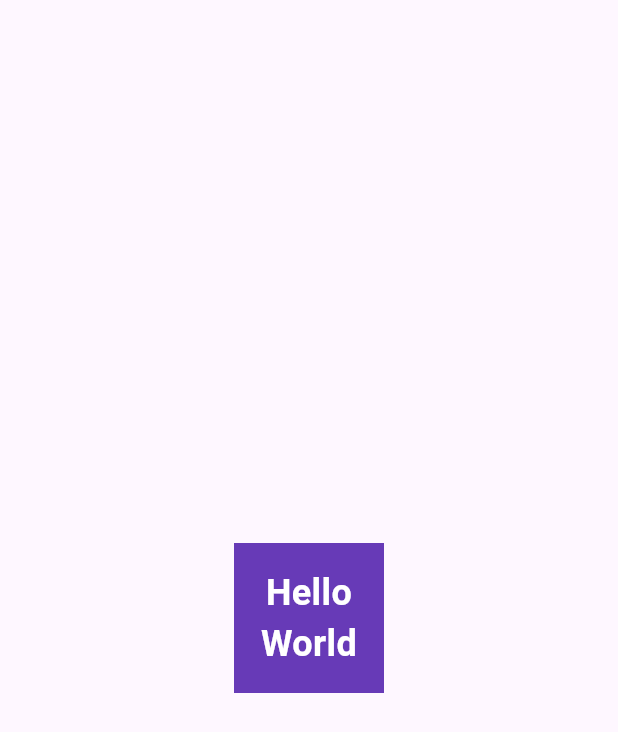
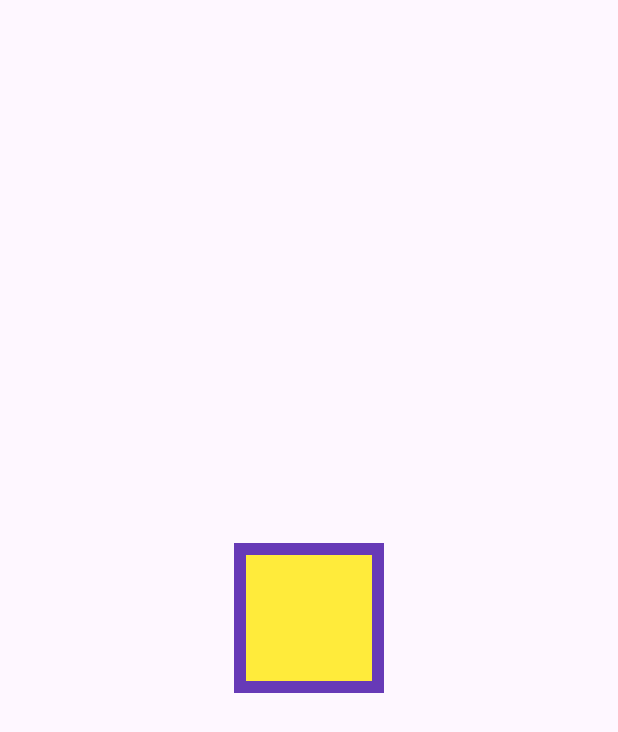
Before and after one commit to EUITAcademy/layout_flutter, a Flutter app: the screen it shows after launch, on a phone screen of 412 x 824 dp. Shown: the top 732 px of the screen. Run offline on Flutter 3.47's test engine with Material 3 defaults, Android fonts, the phone set to English and light mode, and no system bars.

Commit message:
container add

```diff
--- a/lib/main.dart
+++ b/lib/main.dart
@@ -32,19 +32,36 @@ class MyHomePage extends StatelessWidget {
           width: 100,
           height: 100,
           color: Colors.deepPurple,
-          child: Center(
-            child: Text(
-              'Hello World',
-              textAlign: TextAlign.center,
-              style: TextStyle(
-                color: Colors.white,
-                fontSize: 24,
-                fontWeight: FontWeight.bold,
-              ),
+            // Also there is a possibility to add padding directly to container:
+            // padding: const EdgeInsets.all(8.0);
+            // If Container has a child but no `height`, no `width`,
+            // child sizes itself to match the size of parent.
+          child: Padding(
+            padding: const EdgeInsets.all(8.0),
+            child: Container(
+              color: Colors.yellow,
             ),
-          ),
+          )
         ),
       ),
+      // body: Center(
+      //   child: Container(
+      //     width: 100,
+      //     height: 100,
+      //     color: Colors.deepPurple,
+      //     child: Center(
+      //       child: Text(
+      //         'Hello World',
+      //         textAlign: TextAlign.center,
+      //         style: TextStyle(
+      //           color: Colors.white,
+      //           fontSize: 24,
+      //           fontWeight: FontWeight.bold,
+      //         ),
+      //       ),
+      //     ),
+      //   ),
+      // ),
     );
   }
 }
```
